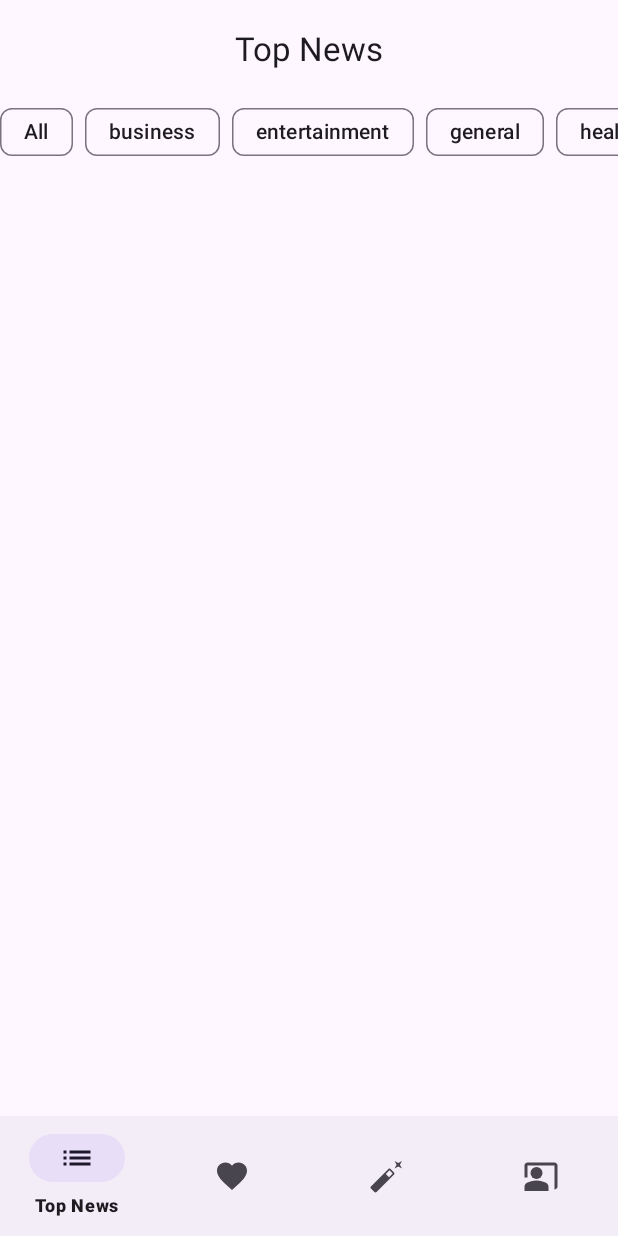
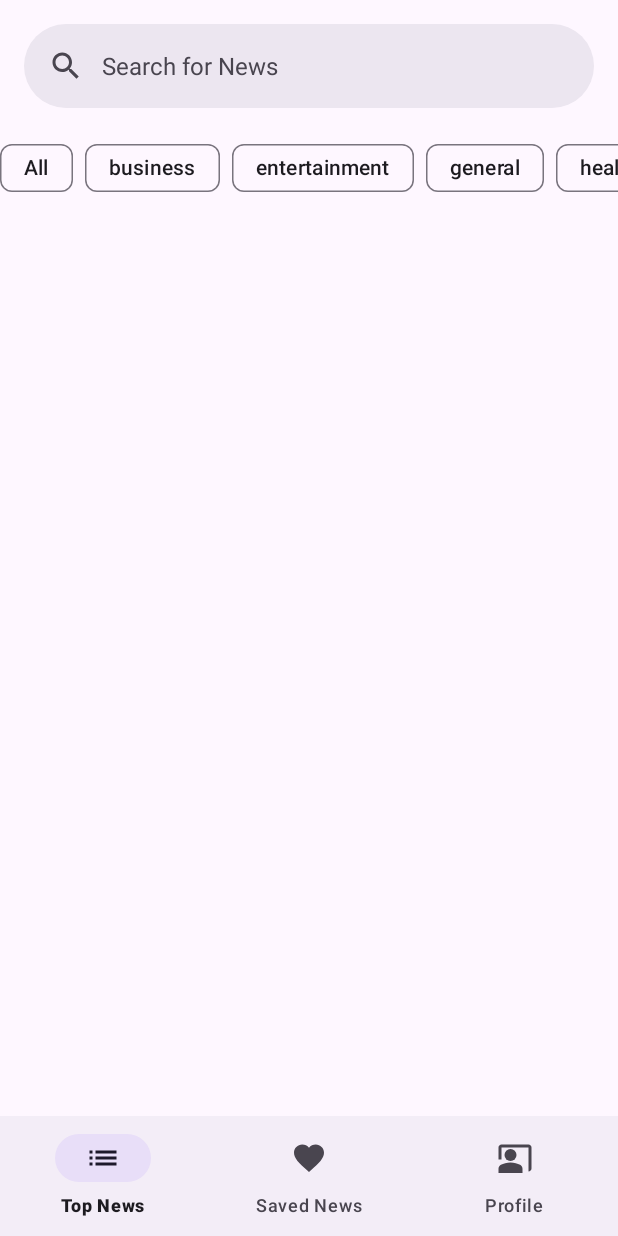
Before and after one commit to user0234/FreeNewsViewApp, an Android app: the screen it shows after launch (MainActivity), on a phone screen of 412 x 824 dp. Run offline under Robolectric (Android 15) with nearby library versions, the light colour scheme and no system bars; our stand-ins replace Room's generated code, navigation-ui; pictures from the network do not load.

Commit message:
added search func to the items

```diff
--- a/app/src/main/java/com/example/assignmentfor8k/repository/NewsRepository.kt
+++ b/app/src/main/java/com/example/assignmentfor8k/repository/NewsRepository.kt
@@ -21,11 +21,7 @@ class NewsRepository(private val newsDao: NewsDao) : NewsRepositoryBluePrint {
 
         return NewsRetrofitInstance.newsApi.getSearchNews(
             query = searchQuery,
-            fromDate = getCurrentDate,
-            toDate = getCurrentDate,
             sortBy = sortBy,
-            totalPageSize = 20,
-            currentPageSize = currentPageSize
         )
     }
 
--- a/app/src/main/java/com/example/assignmentfor8k/retrofit/newsApi/newRetrofit/NewsApiInterface.kt
+++ b/app/src/main/java/com/example/assignmentfor8k/retrofit/newsApi/newRetrofit/NewsApiInterface.kt
@@ -31,11 +31,7 @@ interface NewsApiInterface {
     @GET("everything")
     suspend fun getSearchNews(
         @Query("q") query: String,
-        @Query("from") fromDate: String,
-        @Query("to") toDate: String,
         @Query("sortBy") sortBy: String,
-        @Query("pageSize") totalPageSize: Int,
-        @Query("page") currentPageSize: Int,
         @Query("apiKey") newsApi: String = NEWS_API_KEY,
     ): Response<SearchNewsItem>
 
--- a/app/src/main/java/com/example/assignmentfor8k/ui/activity/homeActivity/fragment/NewsHeadLineFragment.kt
+++ b/app/src/main/java/com/example/assignmentfor8k/ui/activity/homeActivity/fragment/NewsHeadLineFragment.kt
@@ -1,9 +1,11 @@
 package com.example.assignmentfor8k.ui.activity.homeActivity.fragment
 
 import android.os.Bundle
+import android.text.TextWatcher
 import android.util.Log
 import android.view.View
 import android.widget.ProgressBar
+import androidx.core.widget.addTextChangedListener
 import androidx.fragment.app.Fragment
 import androidx.recyclerview.widget.LinearLayoutManager
 import com.example.assignmentfor8k.R
@@ -14,6 +16,10 @@ import com.example.assignmentfor8k.ui.activity.homeActivity.viewModel.MainViewMo
 import com.example.assignmentfor8k.util.HelperFunction.showSnackBar
 import com.example.assignmentfor8k.util.Resource
 import com.google.android.material.chip.Chip
+import kotlinx.coroutines.Job
+import kotlinx.coroutines.MainScope
+import kotlinx.coroutines.delay
+import kotlinx.coroutines.launch
 
 
 class NewsHeadLineFragment : Fragment(R.layout.fragment_top_news) {
@@ -21,6 +27,8 @@ class NewsHeadLineFragment : Fragment(R.layout.fragment_top_news) {
     private lateinit var binding: FragmentTopNewsBinding
     private lateinit var viewModel: MainViewModel
     private lateinit var adaptor:ArticleListAdaptor
+    private lateinit var adaptorSearch:ArticleListAdaptor
+    private  var category:String? = null
 
     override fun onViewCreated(view: View, savedInstanceState: Bundle?) {
         super.onViewCreated(view, savedInstanceState)
@@ -29,11 +37,70 @@ class NewsHeadLineFragment : Fragment(R.layout.fragment_top_news) {
         setUpViewModel()
         setUpCategoryChips()
         setUpNews()
-
+        setUpSearchAdaptor()
 
         viewModel.getTopNews(null,"relevancy",0)
 
     }
+
+    private fun setUpSearchAdaptor() {
+        adaptorSearch = ArticleListAdaptor()
+        binding.searchRecyclerView.adapter = adaptorSearch
+        binding.searchRecyclerView.layoutManager  = LinearLayoutManager(activity)
+        //  binding.newsListRv.addOnScrollListener(this@NewsHeadLineFragment.scrollListener)
+        adaptorSearch.setOnItemClickListener { articleItem ->
+
+        }
+
+        var job: Job?= null
+        binding.searchView.editText.addTextChangedListener  { text ->
+
+            Log.i("searchNews","search query - $text")
+
+            job?.cancel()
+            job = MainScope().launch {
+                delay(500L)
+                if (text != null) {
+                    if(text.toString().isNotEmpty()) {
+                        Log.i("searchNews","search news started")
+                        viewModel.getSearchNews(text.toString(),"relevancy",category)
+                    }
+                }
+            }
+        }
+
+        viewModel.searchNews.observe(viewLifecycleOwner) { response ->
+            when (response) {
+                is Resource.Success -> {
+                    //   hideProgressBar(paginationProgressBar)
+                    if (response.data != null) {
+                        adaptorSearch.differ.submitList(response.data.articles.toList())
+//                        val totalPages = response.data.totalResults / Constants.QUERY_PAGE_SIZE + 2
+//                        isLastPage = viewModel.searchNewsPage == totalPages
+//                        if (isLastPage) {
+//                            rvSearchNews.setPadding(0, 0, 0, 0)
+//                        }
+                    }
+                }
+
+                is Resource.Error -> {
+                    //   hideProgressBar(paginationProgressBar)
+                    if (response.message != null) {
+                        Log.e("newsSearchFragment", "error: ${response.message}")
+                        showSnackBar("${response.message}", binding.searchView)
+                    }
+                }
+
+                is Resource.Loading -> {
+                    //    showProgressBar(paginationProgressBar)
+                    showSnackBar("Loading",binding.searchView)
+                }
+            }
+        }
+
+
+    }
+
 
     private fun setUpNews() {
         adaptor = ArticleListAdaptor()
@@ -103,7 +170,9 @@ class NewsHeadLineFragment : Fragment(R.layout.fragment_top_news) {
         binding.categoryChipGroup.setOnCheckedStateChangeListener { chipGroup, list ->
              Log.i("ChipGrp"," chipGrp - ${chipGroup} , list - ${list}")
             list.first()?.let {
-                viewModel.startTopNewsFromCategoryId(it,"relevancy",0)
+                viewModel.startTopNewsFromCategoryId(it,"relevancy",0) { categoryName ->
+                    category = categoryName
+                }
             }
 
         }
--- a/app/src/main/java/com/example/assignmentfor8k/util/Constants.kt
+++ b/app/src/main/java/com/example/assignmentfor8k/util/Constants.kt
@@ -6,7 +6,7 @@ import com.example.assignmentfor8k.database.chipsDataBase.ChipDataClass
 object Constants {
 
     const val NEWS_API_BASEURL = "https://newsapi.org/v2/"
-    const val NEWS_API_KEY = "1fcb3729eb55483aae1f75c5de22a48e"
+    const val NEWS_API_KEY = "d91dd07987d04818b102b28b4e43aed3"
 
 
     fun getAllTheChips(): List<ChipDataClass> {
--- a/app/src/main/res/layout/fragment_top_news.xml
+++ b/app/src/main/res/layout/fragment_top_news.xml
@@ -10,15 +10,29 @@
         android:layout_height="wrap_content"
         app:elevation="10dp">
 
-        <com.google.android.material.appbar.MaterialToolbar
-            android:id="@+id/topAppBar"
+        <com.google.android.material.search.SearchBar
+            android:id="@+id/search_bar"
             android:layout_width="match_parent"
             android:layout_height="wrap_content"
-            android:minHeight="?attr/actionBarSize"
-            app:title="Top News"
-            app:titleCentered="true" />
+            android:hint="Search for News" />
 
     </com.google.android.material.appbar.AppBarLayout>
+
+    <com.google.android.material.search.SearchView
+        android:id="@+id/searchView"
+        android:layout_width="match_parent"
+        android:layout_height="match_parent"
+        android:hint=""
+        app:layout_anchor="@id/search_bar">
+        <androidx.recyclerview.widget.RecyclerView
+            android:id="@+id/search_recycler_view"
+            android:layout_width="match_parent"
+            android:layout_height="match_parent"
+            app:layout_behavior="@string/searchbar_scrolling_view_behavior">
+            <!-- Screen content goes here. -->
+        </androidx.recyclerview.widget.RecyclerView>
+        <!-- Search suggestions/results go here (ScrollView, RecyclerView, etc.). -->
+    </com.google.android.material.search.SearchView>
 
         <androidx.constraintlayout.widget.ConstraintLayout
             app:layout_behavior="@string/appbar_scrolling_view_behavior"
--- a/app/src/main/res/menu/bottom_navigation_menu.xml
+++ b/app/src/main/res/menu/bottom_navigation_menu.xml
@@ -9,10 +9,6 @@
         android:title="Saved News"
         android:icon="@drawable/ic_favorite"/>
 
-    <item android:id="@+id/newsSearchFragment"
-        android:title="Search News"
-        android:icon="@drawable/ic_search"/>
-
     <item android:id="@+id/profileFragment"
         android:title="Profile"
         android:icon="@drawable/ic_profile"/>
```
Also changed, not shown: app/src/main/java/com/example/assignmentfor8k/ui/activity/homeActivity/fragment/NewsSearchFragment.kt (+23 -0 lines), app/src/main/java/com/example/assignmentfor8k/ui/activity/homeActivity/viewModel/MainViewModel.kt (+51 -2 lines).
